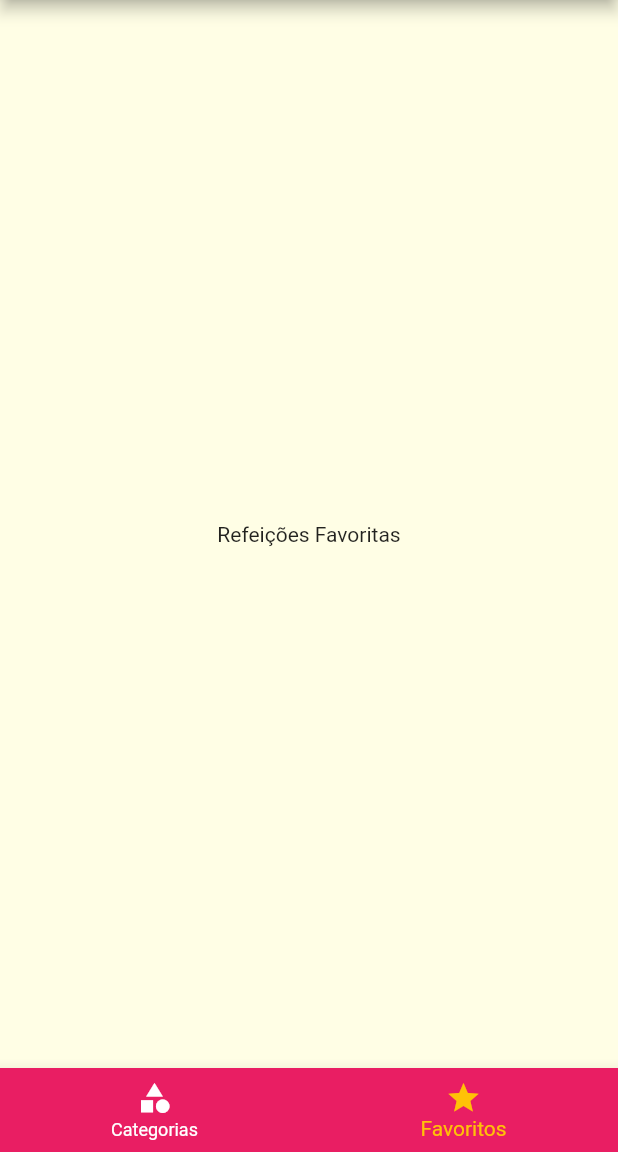
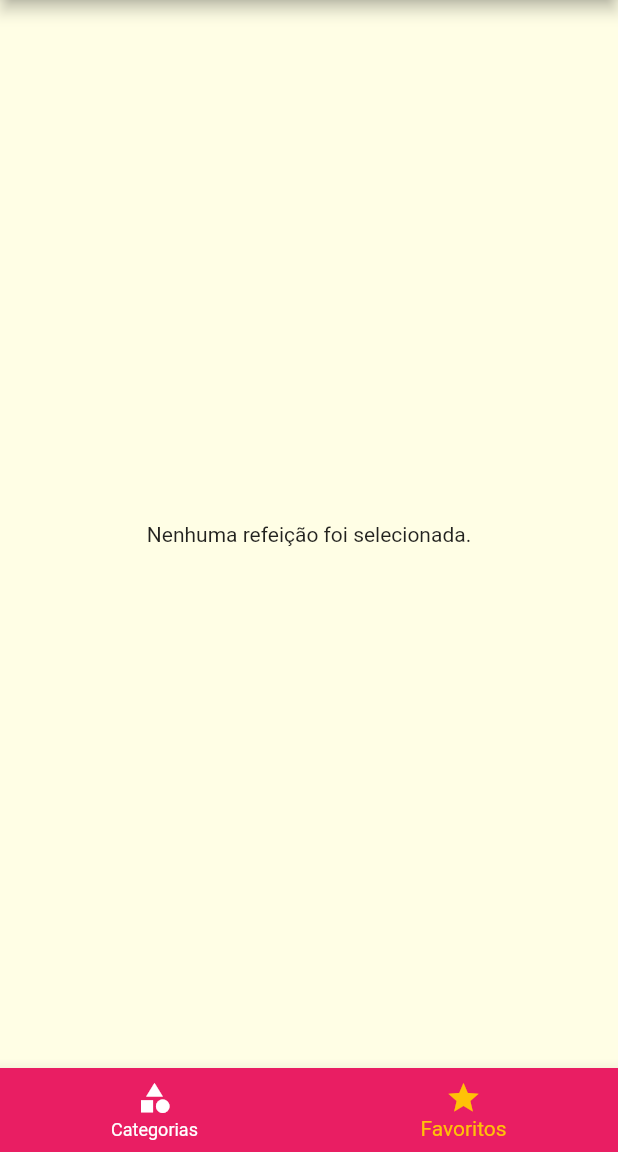
Before and after one commit to flpdev/cod3r_flutter_2022, a Flutter app: the screen it shows after launch, item 2 of the bottom bar chosen, on a phone screen of 412 x 824 dp, the part 84-1236 px from its top. Run offline on Flutter 3.47's test engine with Material 2 defaults, Android fonts, the phone set to English and light mode, and no system bars.

Commit message:
meals aula 24

```diff
--- a/meals/lib/main.dart
+++ b/meals/lib/main.dart
@@ -18,6 +18,7 @@ class MyApp extends StatefulWidget {
 class _MyAppState extends State<MyApp> {
   Settings settings = Settings();
   List<Meal> _avaliableMeals = DUMMY_MEALS;
+  List<Meal> _favoriteMeals = [];
 
   void _filterMeals(Settings settings) {
     setState(() {
@@ -33,6 +34,18 @@ class _MyAppState extends State<MyApp> {
             !filterVegetarian;
       }).toList();
     });
+  }
+
+  void _toggleFavorite(Meal meal) {
+    setState(() {
+      _favoriteMeals.contains(meal)
+          ? _favoriteMeals.remove(meal)
+          : _favoriteMeals.add(meal);
+    });
+  }
+
+  bool isFavorite(Meal meal) {
+    return _favoriteMeals.contains(meal);
   }
 
   @override
@@ -54,10 +67,13 @@ class _MyAppState extends State<MyApp> {
             ),
       ),
       routes: {
-        AppRoutes.HOME: (ctx) => TabsScreen(),
+        AppRoutes.HOME: (ctx) => TabsScreen(_favoriteMeals),
         AppRoutes.CATEGORIES_MEALS: (ctx) =>
             CategoriesMealsScreen(_avaliableMeals),
-        AppRoutes.MEAL_DETAIL: (ctx) => MealDetailScreen(),
+        AppRoutes.MEAL_DETAIL: (ctx) => MealDetailScreen(
+              _toggleFavorite,
+              isFavorite,
+            ),
         AppRoutes.SETTINGS: (ctx) => SettingsScreen(settings, _filterMeals),
       },
     );
--- a/meals/lib/screens/favorite_screen.dart
+++ b/meals/lib/screens/favorite_screen.dart
@@ -1,10 +1,30 @@
 import 'package:flutter/material.dart';
+import 'package:meals/components/meal_item.dart';
+
+import '../models/meal.dart';
 
 class FavoriteScreen extends StatelessWidget {
+  final List<Meal> favoriteMeals;
+
+  const FavoriteScreen(
+    this.favoriteMeals,
+  );
+
   @override
   Widget build(BuildContext context) {
-    return Center(
-      child: Text("Refeições Favoritas"),
-    );
+    if (favoriteMeals.isEmpty) {
+      return Center(
+        child: Text("Nenhuma refeição foi selecionada."),
+      );
+    } else {
+      return ListView.builder(
+        itemCount: favoriteMeals.length,
+        itemBuilder: (ctx, index) {
+          return MealItem(
+            meal: favoriteMeals[index],
+          );
+        },
+      );
+    }
   }
 }
--- a/meals/lib/screens/tabs_screen.dart
+++ b/meals/lib/screens/tabs_screen.dart
@@ -3,17 +3,30 @@ import 'package:meals/components/main_drawaer.dart';
 import 'package:meals/screens/categories_screen.dart';
 import 'package:meals/screens/favorite_screen.dart';
 
+import '../models/meal.dart';
+
 class TabsScreen extends StatefulWidget {
+  final List<Meal> favoriteMeals;
+  const TabsScreen(
+    this.favoriteMeals,
+  );
+
   @override
   State<TabsScreen> createState() => _TabsScreenState();
 }
 
 class _TabsScreenState extends State<TabsScreen> {
   int _selectedScreenIndex = 0;
-  final List<Widget> _screens = [
-    CategoriesScreen(),
-    FavoriteScreen(),
-  ];
+  late List<Widget> _screens;
+
+  @override
+  void initState() {
+    super.initState();
+    _screens = [
+      CategoriesScreen(),
+      FavoriteScreen(widget.favoriteMeals),
+    ];
+  }
 
   final List<String> _titles = [
     'Lista de Categorias',
```
Also changed, not shown: meals/lib/screens/meal_detail_screen.dart (+9 -2 lines).
